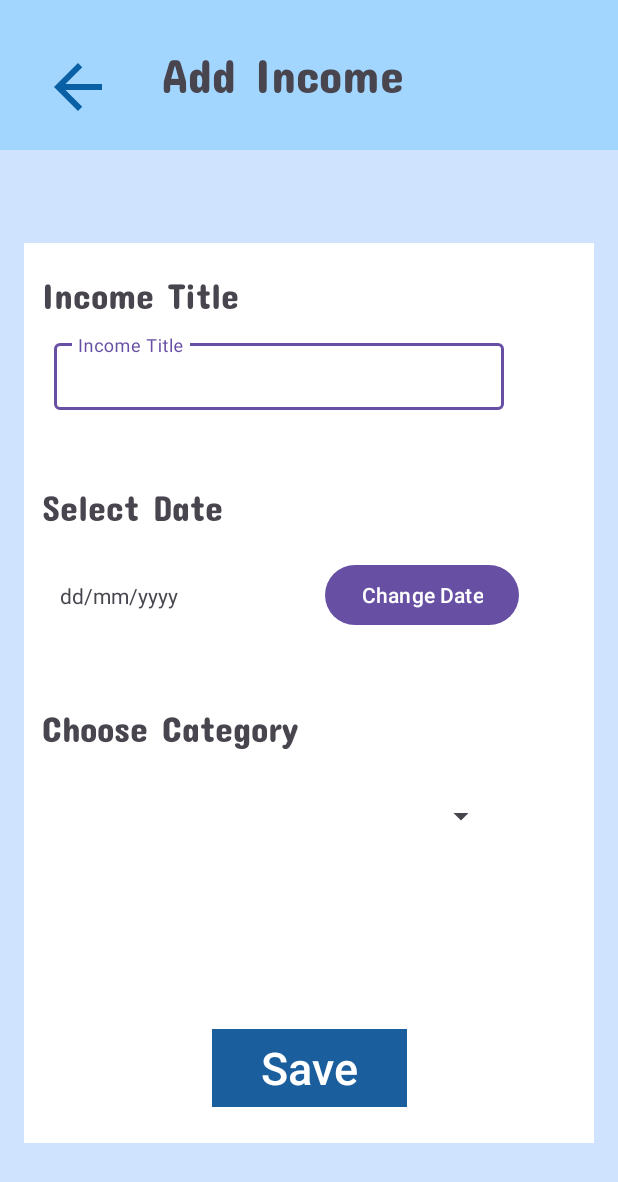
After one commit to wjinggoh/Studicash_0703, an Android app: the AddIncomeActivity screen opened directly, with no data from a screen before it, on a phone screen of 412 x 824 dp. The commit adds this screen. Shown: the top 1182 px of the screen. Run offline under Robolectric (Android 15) with nearby library versions, the phone set to English and light mode, and no system bars.

Commit message:
00724-15:07pm

```diff
--- /dev/null
+++ b/app/src/main/java/my/edu/tarc/studicash_0703/AddIncomeActivity.kt
@@ -0,0 +1,20 @@
+package my.edu.tarc.studicash_0703
+
+import android.os.Bundle
+import androidx.activity.enableEdgeToEdge
+import androidx.appcompat.app.AppCompatActivity
+import androidx.core.view.ViewCompat
+import androidx.core.view.WindowInsetsCompat
+
+class AddIncomeActivity : AppCompatActivity() {
+    override fun onCreate(savedInstanceState: Bundle?) {
+        super.onCreate(savedInstanceState)
+        enableEdgeToEdge()
+        setContentView(R.layout.activity_add_income)
+        ViewCompat.setOnApplyWindowInsetsListener(findViewById(R.id.main)) { v, insets ->
+            val systemBars = insets.getInsets(WindowInsetsCompat.Type.systemBars())
+            v.setPadding(systemBars.left, systemBars.top, systemBars.right, systemBars.bottom)
+            insets
+        }
+    }
+}
--- a/app/src/main/java/my/edu/tarc/studicash_0703/Fragment/AddFragment.kt
+++ b/app/src/main/java/my/edu/tarc/studicash_0703/Fragment/AddFragment.kt
@@ -24,7 +24,8 @@ class AddFragment : Fragment() {
 
         // Set click listener for createTransactionbtn
         binding.createTransactionbtn.setOnClickListener {
-            findNavController().navigate(R.id.action_addFragment_to_chooseFragment)
+            val transactionFragment = ChooseTransactionFragment()
+            transactionFragment.show(childFragmentManager, "ChooseTransactionDialog")
         }
 
         return binding.root
--- /dev/null
+++ b/app/src/main/res/layout/activity_add_income.xml
@@ -0,0 +1,156 @@
+<?xml version="1.0" encoding="utf-8"?>
+<androidx.constraintlayout.widget.ConstraintLayout xmlns:android="http://schemas.android.com/apk/res/android"
+    xmlns:app="http://schemas.android.com/apk/res-auto"
+    xmlns:tools="http://schemas.android.com/tools"
+    android:id="@+id/main"
+    android:layout_width="match_parent"
+    android:layout_height="match_parent"
+    android:background="@color/white"
+    android:backgroundTint="#CFE2FE"
+    tools:context=".AddIncomeActivity">
+
+    <Toolbar
+        android:id="@+id/toolbar"
+        android:layout_width="0dp"
+        android:layout_height="100dp"
+        android:background="@color/background"
+        app:layout_constraintEnd_toEndOf="parent"
+        app:layout_constraintStart_toStartOf="parent"
+        app:layout_constraintTop_toTopOf="parent">
+
+        <ImageButton
+            android:id="@+id/back"
+            android:layout_width="wrap_content"
+            android:layout_height="wrap_content"
+            android:layout_marginTop="24dp"
+            android:backgroundTint="#00FFFFFF"
+            android:contentDescription="backButton"
+            android:src="@drawable/baseline_arrow_back_48"
+            app:layout_constraintStart_toStartOf="parent"
+            app:layout_constraintTop_toTopOf="parent" />
+
+        <TextView
+            android:id="@+id/incomeHeader"
+            android:layout_width="wrap_content"
+            android:layout_height="wrap_content"
+            android:text="@string/incomeHeader"
+            tools:layout_editor_absoluteX="197dp"
+            tools:layout_editor_absoluteY="53dp"
+            android:textSize="32sp"
+            android:fontFamily="@font/concert_one"
+            android:paddingLeft="20dp"/>
+
+    </Toolbar>
+
+    <androidx.constraintlayout.widget.ConstraintLayout
+        android:layout_width="380dp"
+        android:layout_height="600dp"
+        android:background="@color/white"
+        app:layout_constraintBottom_toBottomOf="parent"
+        app:layout_constraintEnd_toEndOf="parent"
+        app:layout_constraintStart_toStartOf="parent"
+        app:layout_constraintTop_toBottomOf="@+id/toolbar">
+
+        <TextView
+            android:id="@+id/incometitle"
+            android:layout_width="wrap_content"
+            android:layout_height="wrap_content"
+            android:layout_marginStart="12dp"
+            android:layout_marginTop="20dp"
+            android:fontFamily="@font/concert_one"
+            android:text="@string/incometitle"
+            android:textSize="24sp"
+            app:layout_constraintStart_toStartOf="parent"
+            app:layout_constraintTop_toTopOf="parent" />
+
+        <com.google.android.material.textfield.TextInputLayout
+            android:id="@+id/income_description"
+            android:layout_width="300dp"
+            android:layout_height="50dp"
+            android:layout_marginStart="20dp"
+            android:layout_marginTop="12dp"
+            android:hint="@string/your_income_title"
+            app:layout_constraintStart_toStartOf="parent"
+            app:layout_constraintTop_toBottomOf="@+id/incometitle">
+
+            <com.google.android.material.textfield.TextInputEditText
+                android:layout_width="match_parent"
+                android:layout_height="wrap_content"
+                android:visibility="visible" />
+
+        </com.google.android.material.textfield.TextInputLayout>
+
+        <TextView
+            android:id="@+id/selectcategory"
+            android:layout_width="wrap_content"
+            android:layout_height="wrap_content"
+            android:layout_marginStart="12dp"
+            android:layout_marginTop="50dp"
+            android:fontFamily="@font/concert_one"
+            android:text="@string/category"
+            android:textSize="24sp"
+            app:layout_constraintStart_toStartOf="parent"
+            app:layout_constraintTop_toBottomOf="@+id/button1" />
+
+        <TextView
+            android:id="@+id/textView5"
+            android:layout_width="wrap_content"
+            android:layout_height="wrap_content"
+            android:layout_marginStart="12dp"
+            android:layout_marginTop="50dp"
+            android:fontFamily="@font/concert_one"
+            android:text="@string/date"
+            android:textSize="24sp"
+            app:layout_constraintStart_toStartOf="parent"
+            app:layout_constraintTop_toBottomOf="@+id/income_description" />
+
+        <Button
+            android:id="@+id/save_income"
+            android:layout_width="130dp"
+            android:layout_height="60dp"
+            android:layout_marginBottom="20dp"
+            android:backgroundTint="#1A5E9E"
+            android:paddingTop="1dp"
+            android:paddingBottom="1dp"
+            android:text="@string/save"
+            android:textColor="@color/white"
+            android:textSize="30sp"
+            app:cornerRadius="0dp"
+            app:layout_constraintBottom_toBottomOf="parent"
+            app:layout_constraintEnd_toEndOf="parent"
+            app:layout_constraintStart_toStartOf="parent" />
+
+        <Button
+            android:id="@+id/button1"
+            android:layout_width="wrap_content"
+            android:layout_height="wrap_content"
+            android:layout_alignParentBottom="true"
+            android:layout_centerHorizontal="true"
+            android:layout_marginTop="20dp"
+            android:layout_marginEnd="50dp"
+            android:text="Change Date"
+            app:layout_constraintEnd_toEndOf="parent"
+            app:layout_constraintTop_toBottomOf="@+id/textView5" />
+
+        <TextView
+            android:id="@+id/dateView"
+            android:layout_width="wrap_content"
+            android:layout_height="wrap_content"
+            android:layout_marginStart="24dp"
+            android:text="@string/datehint"
+            app:layout_constraintBottom_toBottomOf="@+id/button1"
+            app:layout_constraintStart_toStartOf="parent"
+            app:layout_constraintTop_toTopOf="@+id/button1" />
+
+        <Spinner
+            android:id="@+id/categories"
+            android:layout_width="250dp"
+            android:layout_height="48dp"
+            android:layout_marginTop="20dp"
+            app:layout_constraintEnd_toEndOf="parent"
+            app:layout_constraintStart_toStartOf="parent"
+            app:layout_constraintTop_toBottomOf="@+id/selectcategory" />
+
+    </androidx.constraintlayout.widget.ConstraintLayout>
+
+</androidx.constraintlayout.widget.ConstraintLayout>
--- a/app/src/main/res/values/strings.xml
+++ b/app/src/main/res/values/strings.xml
@@ -18,7 +18,10 @@
 
     <!--forgotPassword-->
     <string name="forgotPassword"><u>I have forgot my Password</u></string>
+    <string name="forgotpwdtitle">Forgot Password</string>
+    <string name="typeemailhint">Please type your email</string>
     <string name="submit">Submit</string>
+
 
     <!--bottomnavmenu-->
     <string name="home">Home</string>
@@ -37,6 +40,36 @@
 
     <!--choosetransactiontype-->
     <string name="choose">Choose Transaction</string>
+    <string name="add_income">Add Income</string>
+    <string name="add_expense">Add Expense</string>
+    <string name="add_receipt">Add Receipt</string>
+
+
+    <!--add-allcanuse-->
+
+    <string name="date">Select Date </string>
+    <string name="category">Choose Category</string>
+    <string name="amount">Amount</string>
+    <string name="save">Save</string>
+    <string name="datehint">dd/mm/yyyy</string>
+    <!--addincome-->
+    <string name="incomeHeader">Add Income</string>
+    <string name="incometitle">Income Title </string>
+    <string name="your_income_title">Income Title</string>
+    <string name="income_category">Category</string>
+    <string name="income_amount">Amount</string>
+
+    <!--addexpenses-->
+    <string name="expenseHeader">Add Expense</string>
+    <string name="expense_title">Expense Title</string>
+    <string name="expense_category">Category</string>
+    <string name="expense_amount">Amount</string>
+    <string name="your_expense_title">Expense Title</string>
+
+
+    <!--addreceipt-->
+    <string name="receipt_title">Add Income</string>
+
 
     <!--profile-->
     <string name="profile_title">Profile</string>
```
Also changed, not shown: app/src/main/AndroidManifest.xml (+13 -12 lines), app/src/main/java/my/edu/tarc/studicash_0703/AddExpenseActivity.kt (added, +20 -0 lines), app/src/main/java/my/edu/tarc/studicash_0703/AddReceipt.kt (added, +20 -0 lines), app/src/main/java/my/edu/tarc/studicash_0703/Fragment/ChooseTransactionFragment.kt (+16 -1 lines), app/src/main/res/layout/activity_add_expense.xml (added, +156 -0 lines), app/src/main/res/layout/activity_add_receipt.xml (added, +10 -0 lines), app/src/main/res/layout/activity_forgot_password.xml (+22 -0 lines), app/src/main/res/layout/fragment_choose_transaction.xml (+19 -6 lines).
